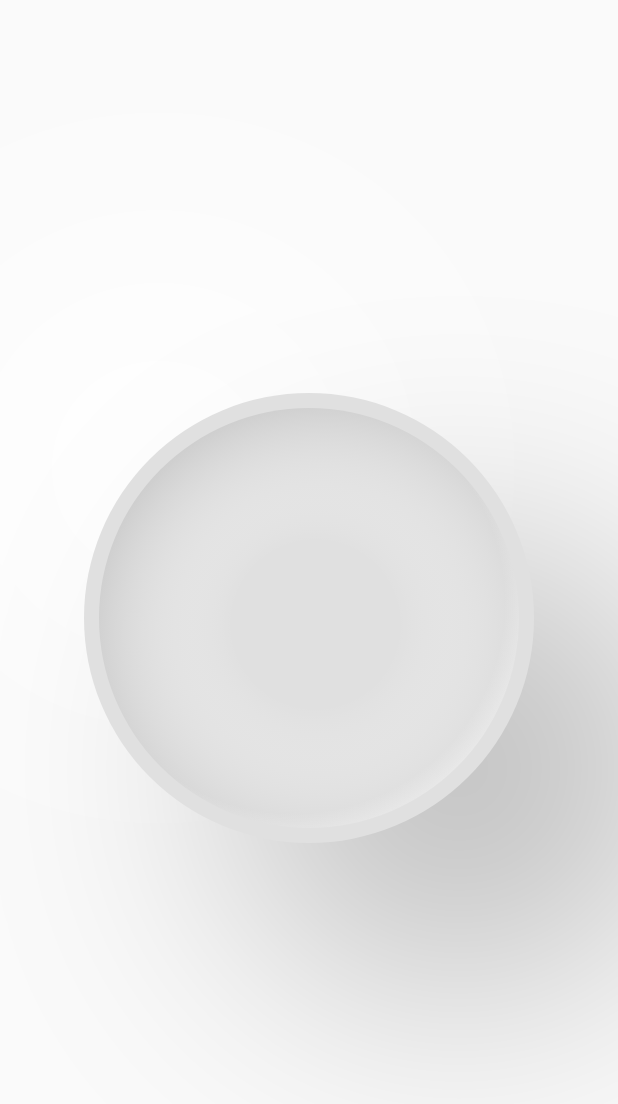
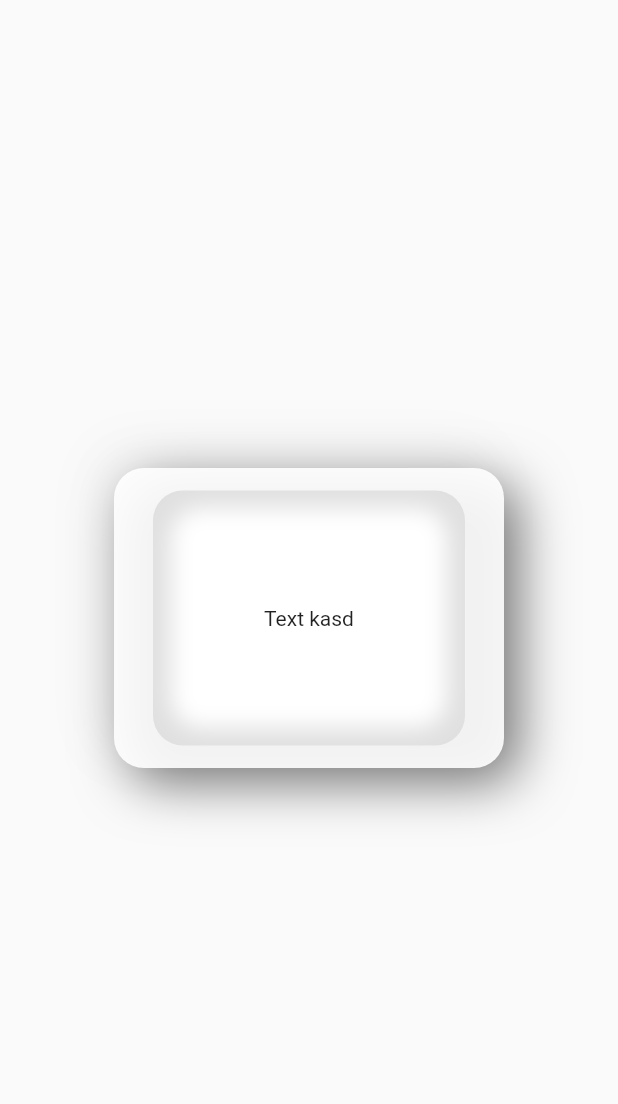
Before and after one commit to Reiko-Developer/language_test, a Flutter app: the screen it shows after launch, on a phone screen of 412 x 824 dp. Shown: the top 1104 px of the screen. Run offline on Flutter 3.47's test engine with Material 2 defaults, Android fonts, the phone set to English and light mode, and no system bars; our stand-ins replace get.

Commit message:
creates a rectangle with inner shadows

```diff
--- /dev/null
+++ b/lib/inner_shadow_rectangle.dart
@@ -0,0 +1,58 @@
+import 'package:flutter/material.dart';
+
+class InnerShadowRectangle extends StatefulWidget {
+  @override
+  _NeumorphicRectangleState createState() => _NeumorphicRectangleState();
+}
+
+class _NeumorphicRectangleState extends State<InnerShadowRectangle> {
+  final rectangleSize = Size(260, 200);
+  final unit = 20.0;
+
+  @override
+  Widget build(BuildContext context) {
+    return Center(
+      child: Container(
+          width: rectangleSize.width,
+          height: rectangleSize.height,
+          decoration: BoxDecoration(
+            color: Colors.white.withOpacity(0.9),
+            borderRadius:
+                BorderRadius.circular(rectangleSize.shortestSide * 0.1),
+            boxShadow: [
+              BoxShadow(
+                color: Colors.grey.shade200,
+                offset: Offset(-unit / 2, -unit / 2),
+                blurRadius: 1.5 * unit,
+              ),
+              BoxShadow(
+                color: Colors.grey.shade600,
+                offset: Offset(unit / 2, unit / 2),
+                blurRadius: 1.5 * unit,
+              ),
+            ],
+          ),
+          child: Center(
+            child: SizedBox(
+              width: rectangleSize.width * 0.8,
+              height: rectangleSize.height * 0.85,
+              child: DecoratedBox(
+                decoration: BoxDecoration(
+                  borderRadius:
+                      BorderRadius.circular(rectangleSize.shortestSide * 0.1),
+                  boxShadow: [
+                    BoxShadow(color: Colors.grey.shade300),
+                    BoxShadow(
+                      color: Colors.white,
+                      spreadRadius: -12,
+                      blurRadius: 12,
+                    ),
+                  ],
+                ),
+                child: Center(child: Text('Text kasd')),
+              ),
+            ),
+          )),
+    );
+  }
+}
--- a/lib/main.dart
+++ b/lib/main.dart
@@ -1,4 +1,8 @@
+import 'dart:ui';
+
 import 'package:flutter/material.dart';
+import 'package:language_test/neumorphic_circle.dart';
+import 'package:language_test/inner_shadow_rectangle.dart';
 
 void main() {
   runApp(MyApp());
@@ -16,152 +20,7 @@ class MyApp extends StatelessWidget {
         body: Container(
           width: double.infinity,
           height: double.infinity,
-          // color: Colors.grey[500],
-          child: Neumorphic(),
-        ),
-      ),
-    );
-  }
-}
-
-class Neumorphic extends StatefulWidget {
-  @override
-  _NeumorphicState createState() => _NeumorphicState();
-}
-
-class _NeumorphicState extends State<Neumorphic> {
-  final Color dividerColor = const Color(0xFFBDBDBD);
-  final backgroundColor = Colors.grey[300];
-
-  //any number, appears to not change nothing on the ui.
-  double unit = 200;
-
-  @override
-  Widget build(BuildContext context) {
-    return Center(
-      child: Stack(
-        children: [
-          //OuterShadows
-          Container(
-            width: 300,
-            height: 300,
-            child: DecoratedBox(
-              decoration: BoxDecoration(
-                shape: BoxShape.circle,
-                color: backgroundColor,
-                boxShadow: [
-                  BoxShadow(
-                    //darkmode
-                    // color: Colors.white.withOpacity(0.2),
-                    color: Colors.white,
-                    offset: Offset(-unit / 2, -unit / 2),
-                    blurRadius: 1.5 * unit,
-                  ),
-                  BoxShadow(
-                    color: dividerColor,
-                    offset: Offset(unit / 2, unit / 2),
-                    blurRadius: 1.5 * unit,
-                  ),
-                ],
-              ),
-              child: Center(
-                child: SizedBox(
-                  width: 280,
-                  height: 280,
-                  child: Stack(
-                    children: [
-                      Container(
-                        decoration: BoxDecoration(
-                          shape: BoxShape.circle,
-                          color: backgroundColor,
-                          gradient: RadialGradient(
-                            colors: [
-                              // darkMode
-                              // backgroundColor.withOpacity(0.0)
-                              Colors.white.withOpacity(0.0),
-                              dividerColor,
-                            ],
-                            center: AlignmentDirectional(0.1, 0.1),
-                            focal: AlignmentDirectional(0.0, 0.0),
-                            radius: 0.65,
-                            focalRadius: 0.001,
-                            stops: [0.3, 1.0],
-                          ),
-                        ),
-                      ),
-                      Container(
-                        decoration: BoxDecoration(
-                          shape: BoxShape.circle,
-                          color: backgroundColor,
-                          gradient: RadialGradient(
-                            colors: [
-                              Colors.white.withOpacity(0.0),
-                              //darkMode:
-                              //Colors.white.withOpacity(0.3)
-                              Colors.white,
-                            ],
-                            center: AlignmentDirectional(-0.1, -0.1),
-                            focal: AlignmentDirectional(0.0, 0.0),
-                            radius: 0.67,
-                            focalRadius: 0.001,
-                            stops: [0.75, 1.0],
-                          ),
-                        ),
-                      ),
-                    ],
-                  ),
-                ),
-              ),
-            ),
-          ),
-        ],
-      ),
-    );
-  }
-}
-
-class OuterShadow extends StatefulWidget {
-  @override
-  _OuterShadowState createState() => _OuterShadowState();
-}
-
-class _OuterShadowState extends State<OuterShadow> {
-  final canvasColor = Colors.grey[500];
-  final Color dividerColor = const Color(0xFFBDBDBD);
-  final backgroundColor = Colors.grey[300];
-
-  //any number, appears to not change nothing on the ui.
-  double unit = 200;
-
-  @override
-  Widget build(BuildContext context) {
-    return Container(
-      width: double.infinity,
-      height: double.infinity,
-      child: Center(
-        child: Container(
-          width: 300,
-          height: 300,
-          child: DecoratedBox(
-            decoration: BoxDecoration(
-              shape: BoxShape.circle,
-              color: backgroundColor,
-              boxShadow: [
-                BoxShadow(
-                  //darkmode
-                  // color: Colors.white.withOpacity(0.2),
-                  color: Colors.white,
-                  offset: Offset(-unit / 2, -unit / 2),
-                  blurRadius: 1.5 * unit,
-                ),
-                BoxShadow(
-                  color: dividerColor,
-                  offset: Offset(unit / 2, unit / 2),
-                  blurRadius: 1.5 * unit,
-                ),
-              ],
-            ),
-          ),
+          child: InnerShadowRectangle(),
         ),
       ),
     );
```
Also changed, not shown: lib/neumorphic_circle.dart (added, +99 -0 lines), lib/outer_circle_shadow.dart (added, +49 -0 lines).
